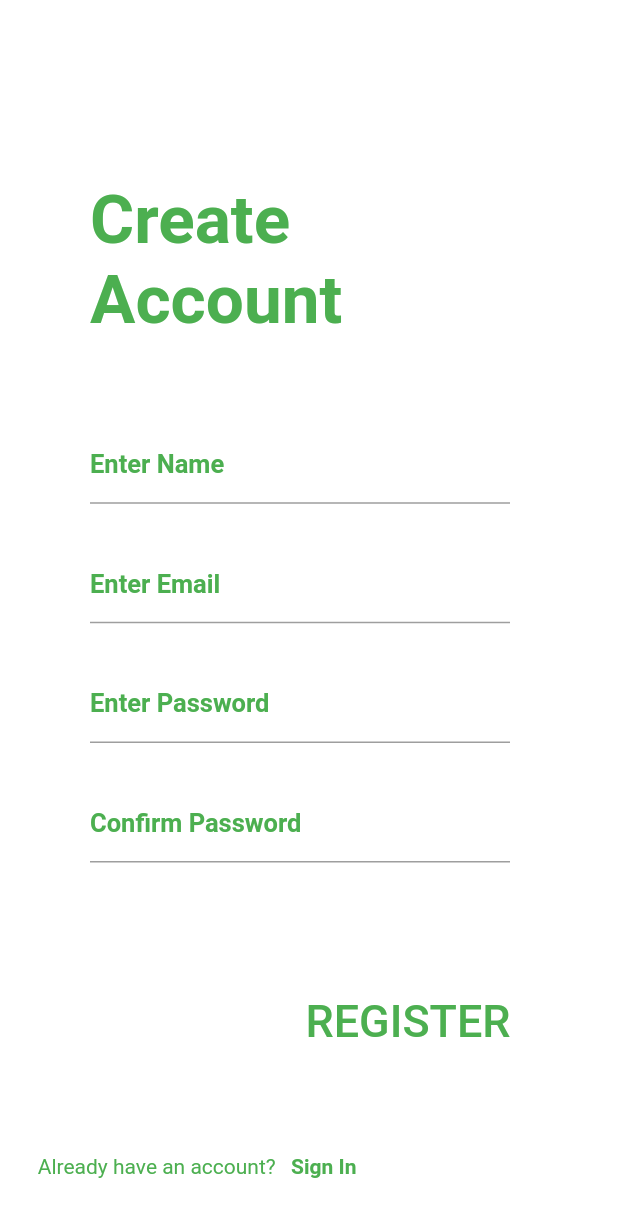
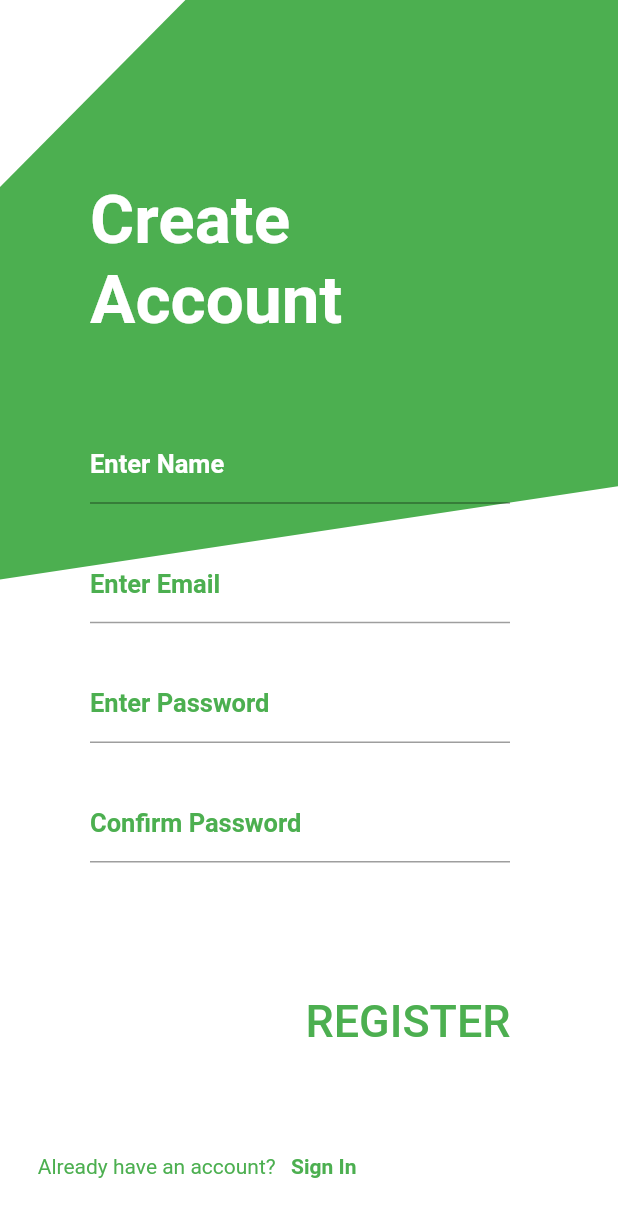
Before and after one commit to Pikeras72/Core_Fridge, a Flutter app: the Sign_In screen opened directly, after a tap on "Register", on a phone screen of 412 x 824 dp. Shown: the top 1217 px of the screen. Run offline on Flutter 3.47's test engine with Material 2 defaults, Android fonts, the light colour scheme and no system bars.

Commit message:
custom paint added on register

```diff
--- a/lib/Screens/User_Management/Components/InputTexto.dart
+++ b/lib/Screens/User_Management/Components/InputTexto.dart
@@ -2,11 +2,11 @@ import 'package:flutter/material.dart';
 
 class InputTexto extends StatelessWidget{
 
-  final Color colorTexto, colorCursor;
+  final Color colorTexto, colorCursor, colorPista;
   final double anchoInput, anchoCursor, margenIzquierdo, alturaCursor, tamanioLetra, paddingVertical;
   final String texto;
 
-  InputTexto(this.colorTexto, this.margenIzquierdo, this.alturaCursor, this.tamanioLetra, this.paddingVertical, this.texto, this.colorCursor, this.anchoInput, this.anchoCursor);
+  InputTexto(this.colorTexto, this.margenIzquierdo, this.alturaCursor, this.tamanioLetra, this.paddingVertical, this.texto, this.colorCursor, this.anchoInput, this.anchoCursor, this.colorPista);
 
   @override
   Widget build(BuildContext context) {
@@ -14,7 +14,7 @@ class InputTexto extends StatelessWidget{
         margin: EdgeInsets.only(left: this.margenIzquierdo),
         child: Container(
           width: this.anchoInput,
-          child: TextField(cursorColor: this.colorCursor,cursorHeight: this.anchoCursor,style: TextStyle(fontSize: this.tamanioLetra,color: this.colorTexto),decoration: InputDecoration(labelText: this.texto, contentPadding: EdgeInsets.symmetric(vertical: this.paddingVertical), labelStyle: TextStyle(fontWeight: FontWeight.bold, color: Colors.green, fontSize: this.tamanioLetra-3)),),
+          child: TextField(cursorColor: this.colorCursor,cursorHeight: this.anchoCursor,style: TextStyle(fontSize: this.tamanioLetra,color: this.colorTexto),decoration: InputDecoration(labelText: this.texto, contentPadding: EdgeInsets.symmetric(vertical: this.paddingVertical), labelStyle: TextStyle(fontWeight: FontWeight.bold, color: this.colorPista, fontSize: this.tamanioLetra-3)),),
         )
     );
   }
--- a/lib/Screens/User_Management/Register/register_screen.dart
+++ b/lib/Screens/User_Management/Register/register_screen.dart
@@ -17,19 +17,31 @@ class Register extends StatelessWidget{
         child: Column(
           crossAxisAlignment: CrossAxisAlignment.start,
           children: [
-            const SizedBox(height: 120),
             Container(
-                margin: EdgeInsets.only(left: 60),
-                child: Text("Create\nAccount", style: TextStyle(fontWeight: FontWeight.bold, color: Colors.green,fontSize: 45), maxLines: 2,)
+              width: double.infinity,
+              height: 415.5,
+              child: CustomPaint(
+                child: Container(
+                    margin: EdgeInsets.only(left: 60),
+                    child: Column(
+                      crossAxisAlignment: CrossAxisAlignment.start,
+                      children: [
+                        const SizedBox(height: 120),
+                        Text("Create\nAccount", style: TextStyle(fontWeight: FontWeight.bold, color: Colors.white,fontSize: 45), maxLines: 2,),
+                        const SizedBox(height: 60),
+                        InputTexto(Colors.white, 0, 25, 20, 5, "Enter Name", Colors.white, 280, 25, Colors.white),
+                        const SizedBox(height: 30),
+                        InputTexto(Colors.green, 0, 25, 20, 5, "Enter Email", Colors.green, 280, 25, Colors.green),
+                      ],
+                    )
+                ),
+                painter: MiPainterPersonalizado(),
+              ),
             ),
-            const SizedBox(height: 60),
-            InputTexto(Colors.green, 60, 25, 20, 5, "Enter Name", Colors.green, 280, 25),
             const SizedBox(height: 30),
-            InputTexto(Colors.green, 60, 25, 20, 5, "Enter Email", Colors.green, 280, 25),
+            InputTexto(Colors.green, 60, 25, 20, 5, "Enter Password", Colors.green, 280, 25, Colors.green),
             const SizedBox(height: 30),
-            InputTexto(Colors.green, 60, 25, 20, 5, "Enter Password", Colors.green, 280, 25),
-            const SizedBox(height: 30),
-            InputTexto(Colors.green, 60, 25, 20, 5, "Confirm Password", Colors.green, 280, 25),
+            InputTexto(Colors.green, 60, 25, 20, 5, "Confirm Password", Colors.green, 280, 25, Colors.green),
             const SizedBox(height: 80),
             Container(
                 width: 154,
@@ -66,3 +78,25 @@ class Register extends StatelessWidget{
     );
   }
 }
+
+class MiPainterPersonalizado extends CustomPainter {
+  @override
+  void paint(Canvas canvas, Size size) {
+    final paint = new Paint();
+    paint.color = Colors.green;
+    paint.style = PaintingStyle.fill;
+    paint.strokeCap = StrokeCap.round;
+    paint.strokeWidth = 5;
+
+    final path = new Path();
+    path.moveTo(size.width*0.3, 0);
+    path.lineTo(size.width, 0);
+    path.lineTo(size.width, size.height*0.78);
+    path.lineTo(0, size.height*0.93);
+    path.lineTo(0, size.height*0.3);
+    canvas.drawPath(path, paint);
+  }
+
+  @override
+  bool shouldRepaint(MiPainterPersonalizado oldDelegate) => true;
+}
--- a/lib/Screens/User_Management/Sign_In/sign_in.dart
+++ b/lib/Screens/User_Management/Sign_In/sign_in.dart
@@ -21,9 +21,9 @@ class Sign_In extends StatelessWidget{
                 child: Text("Hello\nAgain!", style: TextStyle(fontWeight: FontWeight.bold, color: Colors.green,fontSize: 45), maxLines: 2,)
             ),
             const SizedBox(height: 60),
-            InputTexto(Colors.green, 60, 25, 20, 5, "Enter Email", Colors.green, 280, 25),
+            InputTexto(Colors.green, 60, 25, 20, 5, "Enter Email", Colors.green, 280, 25, Colors.green),
             const SizedBox(height: 30),
-            InputTexto(Colors.green, 60, 25, 20, 5, "Enter Password", Colors.green, 280, 25),
+            InputTexto(Colors.green, 60, 25, 20, 5, "Enter Password", Colors.green, 280, 25, Colors.green),
             const SizedBox(height: 240),
             Container(
                 width: 154,
```
